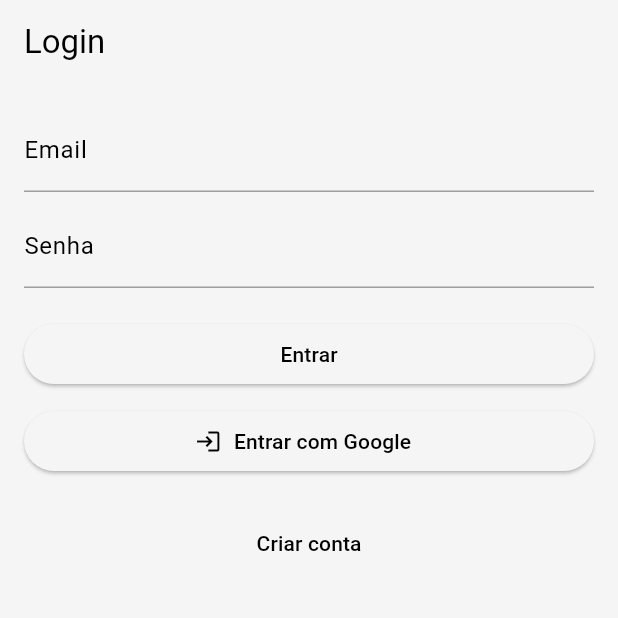
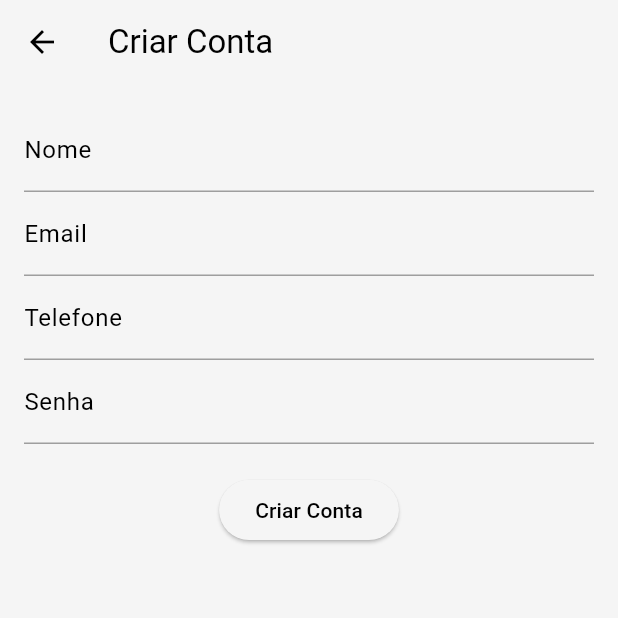
Before and after one commit to andrevinicus/Finc-Prova-2025, a Flutter app: the screen it shows after launch, after a tap on "Criar conta", on a phone screen of 412 x 824 dp, the top half of it. Run offline on Flutter 3.47's test engine with Material 3 defaults, Android fonts, the phone set to English and light mode, and no system bars; our stand-ins replace bloc, cloud_firestore, equatable, firebase_auth, firebase_core, fl_chart and 5 more; accounts and stored records are empty; network calls fail.

Commit message:
Tela de Registro e Banco de dados

```diff
--- a/lib/app_view.dart
+++ b/lib/app_view.dart
@@ -1,6 +1,7 @@
 import 'package:expense_repository/expense_repository.dart';
 import 'package:finc/blocs/auth/auth_bloc.dart';
 import 'package:finc/blocs/auth/auth_state.dart';
+import 'package:finc/screens/auth/register_screen.dart';
 import 'package:finc/screens/home/blocs/get_expenses_bloc/get_expenses_bloc.dart';
 import 'package:flutter/material.dart';
 import 'package:flutter_bloc/flutter_bloc.dart';
@@ -25,6 +26,16 @@ class MyAppView extends StatelessWidget {
           outline: Colors.grey,
         ),
       ),
+      // Rotas nomeadas para evitar erro ao navegar por string
+      routes: {
+        '/home': (context) => BlocProvider(
+              create: (context) =>
+                  GetExpensesBloc(FirebaseExpenseRepo())..add(GetExpenses()),
+              child: const HomeScreen(),
+            ),
+        '/login': (context) => const LoginScreen(),
+        '/register': (context) => const RegisterScreen(),
+      },
       home: BlocBuilder<AuthBloc, AuthState>(
         builder: (context, state) {
           if (state is Authenticated) {
--- a/lib/screens/auth/login_screen.dart
+++ b/lib/screens/auth/login_screen.dart
@@ -13,13 +13,22 @@ class LoginScreen extends StatelessWidget {
       final GoogleSignInAccount? googleUser = await GoogleSignIn().signIn();
       final GoogleSignInAuthentication? googleAuth = await googleUser?.authentication;
 
+      if (googleUser == null || googleAuth == null) {
+        // Usuário cancelou o login
+        return;
+      }
+
       final credential = GoogleAuthProvider.credential(
-        accessToken: googleAuth?.accessToken,
-        idToken: googleAuth?.idToken,
+        accessToken: googleAuth.accessToken,
+        idToken: googleAuth.idToken,
       );
 
       await FirebaseAuth.instance.signInWithCredential(credential);
 
+      // Redireciona para a home após login bem-sucedido
+      Navigator.pushReplacementNamed(context, '/home');
+
+      // Dispara evento no BLoC se estiver usando autenticação reativa
       context.read<AuthBloc>().add(AuthCheckRequested());
     } catch (e) {
       ScaffoldMessenger.of(context).showSnackBar(
@@ -43,6 +52,7 @@ class LoginScreen extends StatelessWidget {
             TextField(
               controller: emailController,
               decoration: const InputDecoration(labelText: 'Email'),
+              keyboardType: TextInputType.emailAddress,
             ),
             const SizedBox(height: 8),
             TextField(
@@ -58,6 +68,9 @@ class LoginScreen extends StatelessWidget {
                     email: emailController.text.trim(),
                     password: passwordController.text,
                   );
+
+                  // Redireciona após login bem-sucedido
+                  Navigator.pushReplacementNamed(context, '/home');
 
                   context.read<AuthBloc>().add(AuthCheckRequested());
                 } catch (e) {
@@ -77,7 +90,7 @@ class LoginScreen extends StatelessWidget {
             const SizedBox(height: 20),
             TextButton(
               onPressed: () {
-                Navigator.pushNamed(context, '/register'); // ou use Navigator.push com a tela de cadastro
+                Navigator.pushNamed(context, '/register');
               },
               child: const Text("Criar conta"),
             ),
--- a/lib/screens/auth/register_screen.dart
+++ b/lib/screens/auth/register_screen.dart
@@ -1,8 +1,10 @@
 import 'package:flutter/material.dart';
 import 'package:flutter_bloc/flutter_bloc.dart';
-import 'package:expense_repository/expense_repository.dart'; // ajuste conforme seu caminho
+import 'package:expense_repository/expense_repository.dart';
 import 'package:finc/blocs/auth/auth_bloc.dart';
 import 'package:finc/blocs/auth/auth_event.dart';
+import 'package:flutter_multi_formatter/flutter_multi_formatter.dart';
+
 
 class RegisterScreen extends StatelessWidget {
   const RegisterScreen({super.key});
@@ -11,9 +13,10 @@ class RegisterScreen extends StatelessWidget {
   Widget build(BuildContext context) {
     final nameController = TextEditingController();
     final emailController = TextEditingController();
+    final telefoneController = TextEditingController();
     final passwordController = TextEditingController();
 
-    final FirebaseUserRepo userRepo = FirebaseUserRepo(); // ou injete por bloc/provider
+    final FirebaseUserRepo userRepo = FirebaseUserRepo();
 
     return Scaffold(
       appBar: AppBar(title: const Text('Criar Conta')),
@@ -30,6 +33,16 @@ class RegisterScreen extends StatelessWidget {
               decoration: const InputDecoration(labelText: 'Email'),
             ),
             TextField(
+              controller: telefoneController,
+              keyboardType: TextInputType.phone,
+              decoration: const InputDecoration(labelText: 'Telefone'),
+              inputFormatters: [
+                PhoneInputFormatter(
+                  defaultCountryCode: 'BR'
+                ),
+              ],
+            ),
+            TextField(
               controller: passwordController,
               obscureText: true,
               decoration: const InputDecoration(labelText: 'Senha'),
@@ -41,12 +54,12 @@ class RegisterScreen extends StatelessWidget {
                   await userRepo.createUser(
                     name: nameController.text.trim(),
                     email: emailController.text.trim(),
+                    telefone: telefoneController.text.trim(),
                     password: passwordController.text,
                   );
 
-                  // Revalida login após criação
                   context.read<AuthBloc>().add(AuthCheckRequested());
-                  Navigator.pop(context); // ou navegue para Home se quiser
+                  Navigator.pop(context);
 
                 } catch (e) {
                   ScaffoldMessenger.of(context).showSnackBar(
--- a/packages/expense_repository/lib/src/entities/user_entity.dart
+++ b/packages/expense_repository/lib/src/entities/user_entity.dart
@@ -3,11 +3,13 @@ class UserEntity {
   final String name;
   final String email;
   final String? photoUrl;
+  final String telefone;
 
   const UserEntity({
     required this.uid,
     required this.name,
     required this.email,
     this.photoUrl,
+    required this.telefone,
   });
 }
--- a/packages/expense_repository/lib/src/firebase_user_repo.dart
+++ b/packages/expense_repository/lib/src/firebase_user_repo.dart
@@ -9,6 +9,7 @@ class FirebaseUserRepo {
   Future<void> createUser({
     required String name,
     required String email,
+    required String telefone,
     required String password,
   }) async {
     // Cria o usuário no Firebase Auth
@@ -25,6 +26,7 @@ class FirebaseUserRepo {
         name: name,
         email: email,
         photoUrl: userCredential.user?.photoURL,
+        telefone: telefone,
       );
 
       await _firestore.collection('users').doc(uid).set(user.toMap());
--- a/packages/expense_repository/lib/src/models/user_model.dart
+++ b/packages/expense_repository/lib/src/models/user_model.dart
@@ -6,11 +6,13 @@ class UserModel extends UserEntity {
     required String name,
     required String email,
     String? photoUrl,
+    required String telefone,
   }) : super(
           uid: uid,
           name: name,
           email: email,
           photoUrl: photoUrl,
+          telefone: telefone,
         );
 
   factory UserModel.fromMap(Map<String, dynamic> map) {
@@ -19,6 +21,7 @@ class UserModel extends UserEntity {
       name: map['name'],
       email: map['email'],
       photoUrl: map['photoUrl'],
+      telefone: map['telefone'],
     );
   }
 
@@ -28,6 +31,7 @@ class UserModel extends UserEntity {
       'name': name,
       'email': email,
       'photoUrl': photoUrl,
+      'telefone': telefone,
     };
   }
 
@@ -37,6 +41,7 @@ class UserModel extends UserEntity {
       name: entity.name,
       email: entity.email,
       photoUrl: entity.photoUrl,
+      telefone: entity.telefone,
     );
   }
 
--- a/pubspec.yaml
+++ b/pubspec.yaml
@@ -26,6 +26,7 @@ dependencies:
   flutter_colorpicker: ^1.0.3
   google_sign_in: ^6.1.5
   firebase_auth: ^4.17.4
+  flutter_multi_formatter: ^2.7.0
 
 dev_dependencies:
   flutter_test:
```
Also changed, not shown: lib/routes/app_router.dart (added, +23 -0 lines), lib/routes/app_routes.dart (added, +8 -0 lines), lib/screens/drawer/app_drawer.dart (added, +64 -0 lines), lib/screens/home/views/main_screen.dart (+2 -28 lines), pubspec.lock.
